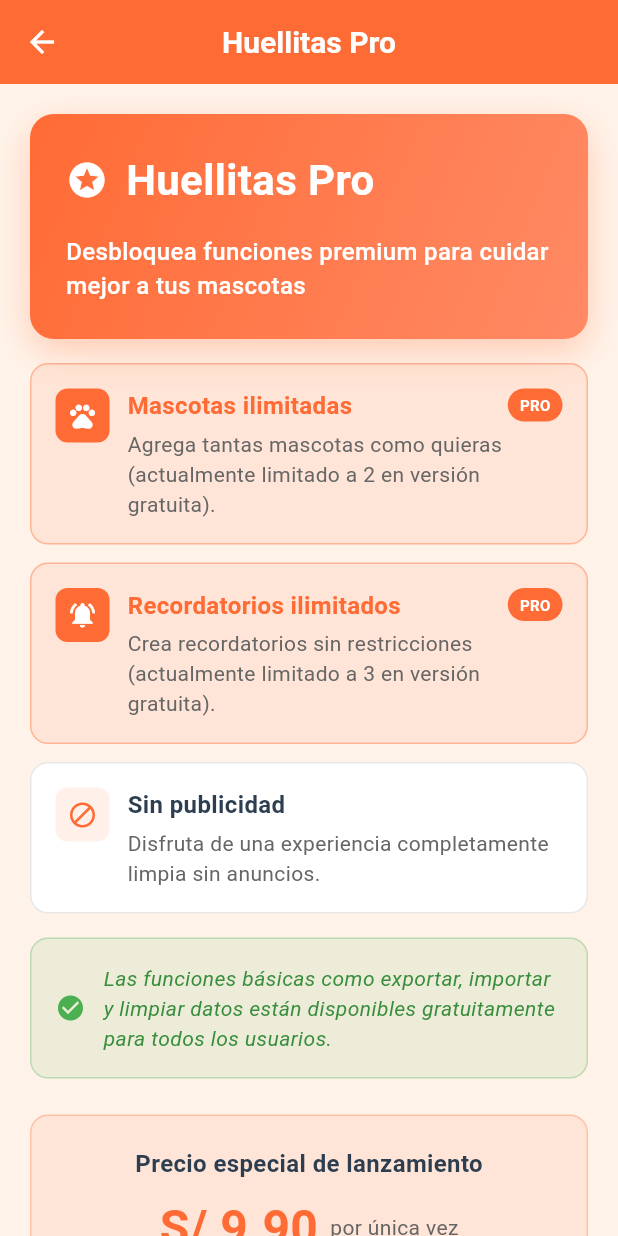
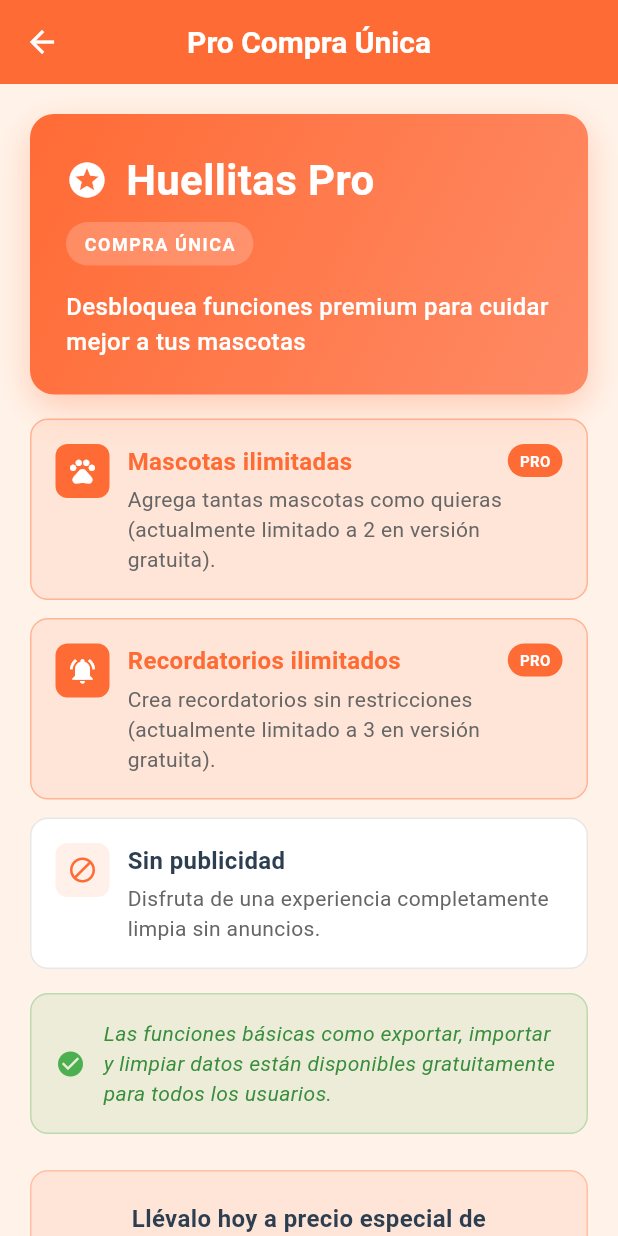
Before and after one commit to demase25/Huellitas, a Flutter app: the screen it shows after launch, after a tap on the "stars" icon, on a phone screen of 412 x 824 dp. Run offline on Flutter 3.47's test engine with Material 3 defaults, Android fonts, the phone set to English and light mode, and no system bars; our stand-ins replace share_plus, shared_preferences.

Commit message:
feat: Implementar Pro Compra Única con precio de lanzamiento .99
- Agregar ProService con límites free (2 mascotas, 3 recordatorios)
- Implementar ProScreen con estrategia de compra única
- Actualizar HomeScreen para mostrar límites free vs Pro
- Cambiar splash screen a colores pasteles suaves
- Implementar icono launcher personalizado con huella
- Configurar flutter_launcher_icons para todas las plataformas
- Estrategia de marketing: 'Llévalo hoy a precio especial de lanzamiento'
- Precio: .99 por única vez, acceso de por vida
- Funciones Pro: mascotas ilimitadas, recordatorios ilimitados, sin publicidad
- Funciones gratuitas: exportar, importar, limpiar datos

```diff
--- a/lib/screens/home_screen.dart
+++ b/lib/screens/home_screen.dart
@@ -34,11 +34,6 @@ class _HomeScreenState extends State<HomeScreen> {
           _isLoading = false;
         });
       }
-
-      // Si no hay mascotas, agregar algunas de ejemplo
-      if (mascotas.isEmpty) {
-        await _addSampleMascotas();
-      }
     } catch (e) {
       if (mounted) {
         setState(() {
@@ -49,32 +44,7 @@ class _HomeScreenState extends State<HomeScreen> {
     }
   }
 
-  Future<void> _addSampleMascotas() async {
-    final mascotasEjemplo = [
-      Mascota(
-        id: '1',
-        nombre: 'Luna',
-        raza: 'Golden Retriever',
-        fechaNacimiento: '2020-06-12',
-        peso: 25.5,
-        observaciones: 'Muy juguetona y cariñosa',
-      ),
-      Mascota(
-        id: '2',
-        nombre: 'Milo',
-        raza: 'Gato Siamés',
-        fechaNacimiento: '2019-09-08',
-        peso: 4.8,
-        observaciones: 'Le gusta dormir en lugares altos',
-      ),
-    ];
 
-    for (final mascota in mascotasEjemplo) {
-      await MascotaService.saveMascota(mascota);
-    }
-
-    await _loadMascotas();
-  }
 
   Future<void> _loadProStatus() async {
     final bool pro = await ProService.isPro();
@@ -97,14 +67,14 @@ class _HomeScreenState extends State<HomeScreen> {
         message = 'Has alcanzado el límite de ${ProService.getMaxFreeRecordatorios()} recordatorios en la versión gratuita.';
         break;
       default:
-        message = 'Esta función requiere Huellitas Pro.';
+        message = 'Esta función requiere Pro Compra Única.';
     }
 
     showDialog(
       context: context,
       builder: (context) => AlertDialog(
         title: const Text('Función Pro'),
-        content: Text('$message\n\n¿Quieres desbloquear Huellitas Pro para acceder a funciones ilimitadas?'),
+        content: Text('$message\n\n¿Quieres desbloquear Pro Compra Única para acceder a funciones ilimitadas?'),
         actions: [
           TextButton(
             onPressed: () => Navigator.pop(context),
@@ -363,7 +333,7 @@ class _HomeScreenState extends State<HomeScreen> {
         foregroundColor: Colors.white,
         actions: [
           IconButton(
-            tooltip: _isPro ? 'Huellitas Pro activado' : 'Activar Huellitas Pro',
+            tooltip: _isPro ? 'Pro Compra Única activado' : 'Activar Pro Compra Única',
             icon: Icon(
               Icons.stars,
               color: _isPro ? Colors.yellowAccent : Colors.white,
@@ -429,7 +399,7 @@ class _HomeScreenState extends State<HomeScreen> {
                   children: [
                     Icon(Icons.stars, color: Color(0xFFFF6B35)),
                     SizedBox(width: 8),
-                    Text('Huellitas Pro'),
+                    Text('Pro Compra Única'),
                   ],
                 ),
               ),
--- a/lib/screens/pro_screen.dart
+++ b/lib/screens/pro_screen.dart
@@ -45,7 +45,7 @@ class _ProScreenState extends State<ProScreen> {
     return Scaffold(
       backgroundColor: const Color(0xFFFFF3E9),
       appBar: AppBar(
-        title: const Text('Huellitas Pro'),
+        title: const Text('Pro Compra Única'),
         backgroundColor: const Color(0xFFFF6B35),
         foregroundColor: Colors.white,
         elevation: 0,
@@ -75,8 +75,8 @@ class _ProScreenState extends State<ProScreen> {
               ),
               child: Column(
                 crossAxisAlignment: CrossAxisAlignment.start,
-                children: const [
-                  Row(
+                                 children: [
+                   const Row(
                      children: [
                        Icon(Icons.stars, color: Colors.white, size: 28),
                        SizedBox(width: 12),
@@ -86,8 +86,25 @@ class _ProScreenState extends State<ProScreen> {
                        ),
                      ],
                    ),
-                  SizedBox(height: 16),
-                                     Text(
+                   const SizedBox(height: 8),
+                   Container(
+                     padding: const EdgeInsets.symmetric(horizontal: 12, vertical: 6),
+                     decoration: BoxDecoration(
+                       color: Colors.white.withOpacity(0.2),
+                       borderRadius: BorderRadius.circular(20),
+                     ),
+                     child: const Text(
+                       'COMPRA ÚNICA',
+                       style: TextStyle(
+                         fontSize: 12,
+                         fontWeight: FontWeight.bold,
+                         color: Colors.white,
+                         letterSpacing: 1,
+                       ),
+                     ),
+                   ),
+                   const SizedBox(height: 16),
+                   const Text(
                      'Desbloquea funciones premium para cuidar mejor a tus mascotas',
                      style: TextStyle(fontSize: 16, color: Colors.white, fontWeight: FontWeight.w500),
                    ),
@@ -153,20 +170,21 @@ class _ProScreenState extends State<ProScreen> {
               ),
               child: Column(
                 children: [
-                  const Text(
-                    'Precio especial de lanzamiento',
-                    style: TextStyle(fontSize: 16, fontWeight: FontWeight.w600, color: Color(0xFF2C3E50)),
+                  Text(
+                    ProService.getSloganLanzamiento(),
+                    style: const TextStyle(fontSize: 16, fontWeight: FontWeight.w600, color: Color(0xFF2C3E50)),
+                    textAlign: TextAlign.center,
                   ),
                   const SizedBox(height: 8),
                   Row(
                     mainAxisAlignment: MainAxisAlignment.center,
                     children: [
                       Text(
-                        'S/ 9.90',
-                        style: TextStyle(
+                        ProService.getPrecioLanzamiento(),
+                        style: const TextStyle(
                           fontSize: 32,
                           fontWeight: FontWeight.bold,
-                          color: const Color(0xFFFF6B35),
+                          color: Color(0xFFFF6B35),
                         ),
                       ),
                       const SizedBox(width: 8),
@@ -205,7 +223,7 @@ class _ProScreenState extends State<ProScreen> {
                           Icon(Icons.shopping_cart, size: 20),
                           SizedBox(width: 8),
                           Text(
-                            'Comprar Huellitas Pro',
+                            'Comprar Pro Compra Única',
                             style: TextStyle(fontSize: 18, fontWeight: FontWeight.w600),
                           ),
                         ],
--- a/lib/screens/splash_screen.dart
+++ b/lib/screens/splash_screen.dart
@@ -21,14 +21,14 @@ class _SplashScreenState extends State<SplashScreen> {
   Widget build(BuildContext context) {
     return Scaffold(
       body: Container(
-        decoration: const BoxDecoration(
-          gradient: LinearGradient(
+        decoration: BoxDecoration(
+          gradient: const LinearGradient(
             begin: Alignment.topCenter,
             end: Alignment.bottomCenter,
             colors: [
-              Color(0xFFFFF8F0),
-              Color(0xFFFFF3E9),
-              Color(0xFFFFE8D6),
+              Color(0xFFFFE8D6), // Naranja pastel muy claro
+              Color(0xFFFFF3E9), // Naranja pastel claro
+              Color(0xFFFFF8F0), // Naranja pastel extra claro
             ],
           ),
         ),
@@ -36,53 +36,59 @@ class _SplashScreenState extends State<SplashScreen> {
           child: Column(
             mainAxisAlignment: MainAxisAlignment.center,
             children: [
-            // Logo de Huellitas
+                             // Huella grande y proporcional (como en home screen vacío)
                Container(
-              padding: const EdgeInsets.all(20),
+                 padding: const EdgeInsets.all(40),
                  decoration: BoxDecoration(
                    shape: BoxShape.circle,
-                color: const Color(0xFFFF6B35).withOpacity(0.1),
+                   color: const Color(0xFFFF6B35).withOpacity(0.15), // Naranja pastel suave
                    boxShadow: [
                      BoxShadow(
                        color: const Color(0xFFFF6B35).withOpacity(0.2),
-                    blurRadius: 20,
-                    offset: const Offset(0, 10),
+                       blurRadius: 40,
+                       offset: const Offset(0, 20),
                      ),
                    ],
                  ),
-              child: Image.asset(
-                'assets/images/logo huellitas.png',
-                height: 150,
-                width: 150,
-                fit: BoxFit.contain,
+                 child: const Icon(
+                   Icons.pets,
+                   size: 120, // Más grande que el home screen (80px)
+                   color: Color(0xFFFF6B35), // Naranja principal suave
                  ),
                ),
-            const SizedBox(height: 30),
+              const SizedBox(height: 40),
                                                            // Título de la aplicación
-            const Text(
+                Text(
                   'Huellitas',
                   style: TextStyle(
-                fontSize: 36,
+                    fontSize: 42,
                     fontWeight: FontWeight.bold,
-                color: Color(0xFFFF6B35),
-                letterSpacing: 2,
+                    color: const Color(0xFFE64A19), // Naranja oscuro suave
+                    letterSpacing: 3,
                     shadows: [
                       Shadow(
-                    offset: Offset(0, 2),
+                        offset: const Offset(0, 2),
                         blurRadius: 4,
-                    color: Colors.black26,
+                        color: const Color(0xFFFF6B35).withOpacity(0.3),
                       ),
                     ],
                   ),
                 ),
-            const SizedBox(height: 10),
+              const SizedBox(height: 15),
                                                            // Subtítulo
-            const Text(
+                Text(
                   'Cuidando a tus mascotas',
                   style: TextStyle(
-                fontSize: 16,
-                color: Color(0xFF666666),
+                    fontSize: 18,
+                    color: const Color(0xFF666666), // Gris suave
                     fontStyle: FontStyle.italic,
+                    shadows: [
+                      Shadow(
+                        offset: const Offset(0, 1),
+                        blurRadius: 2,
+                        color: Colors.white.withOpacity(0.5),
+                      ),
+                    ],
                   ),
                 ),
             ],
--- a/lib/services/pro_service.dart
+++ b/lib/services/pro_service.dart
@@ -6,6 +6,10 @@ class ProService {
   static const String _proKey = 'is_pro';
   static const int _maxFreeMascotas = 2;
   static const int _maxFreeRecordatorios = 3;
+
+  // Precio de lanzamiento
+  static const String _precioLanzamiento = '\$1.99';
+  static const String _sloganLanzamiento = 'Llévalo hoy a precio especial de lanzamiento';
 
   static Future<bool> isPro() async {
     final SharedPreferences preferences = await SharedPreferences.getInstance();
@@ -38,4 +42,8 @@ class ProService {
   // Obtener límites para mostrar en la UI
   static int getMaxFreeMascotas() => _maxFreeMascotas;
   static int getMaxFreeRecordatorios() => _maxFreeRecordatorios;
+
+  // Obtener información de lanzamiento
+  static String getPrecioLanzamiento() => _precioLanzamiento;
+  static String getSloganLanzamiento() => _sloganLanzamiento;
 }
```
Also changed, not shown: pubspec.yaml (+23 -0 lines), assets/images/icon_launcher.png (added), pubspec.lock, 43 other files. Lines whose indentation alone changed are shown as unchanged.
